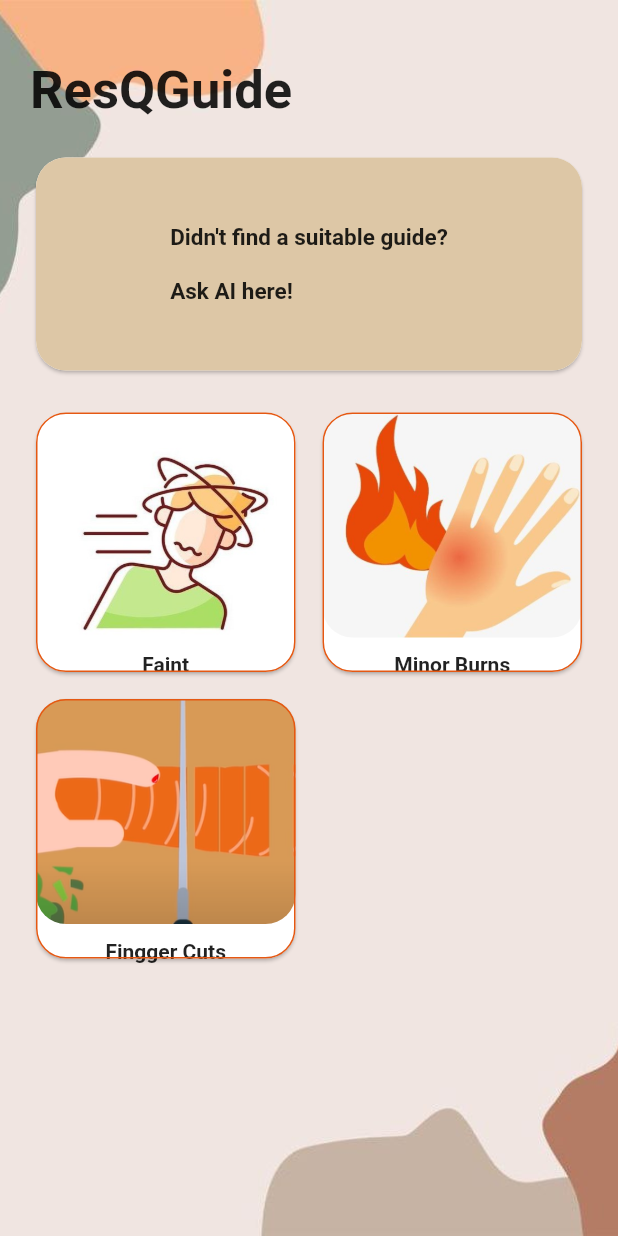
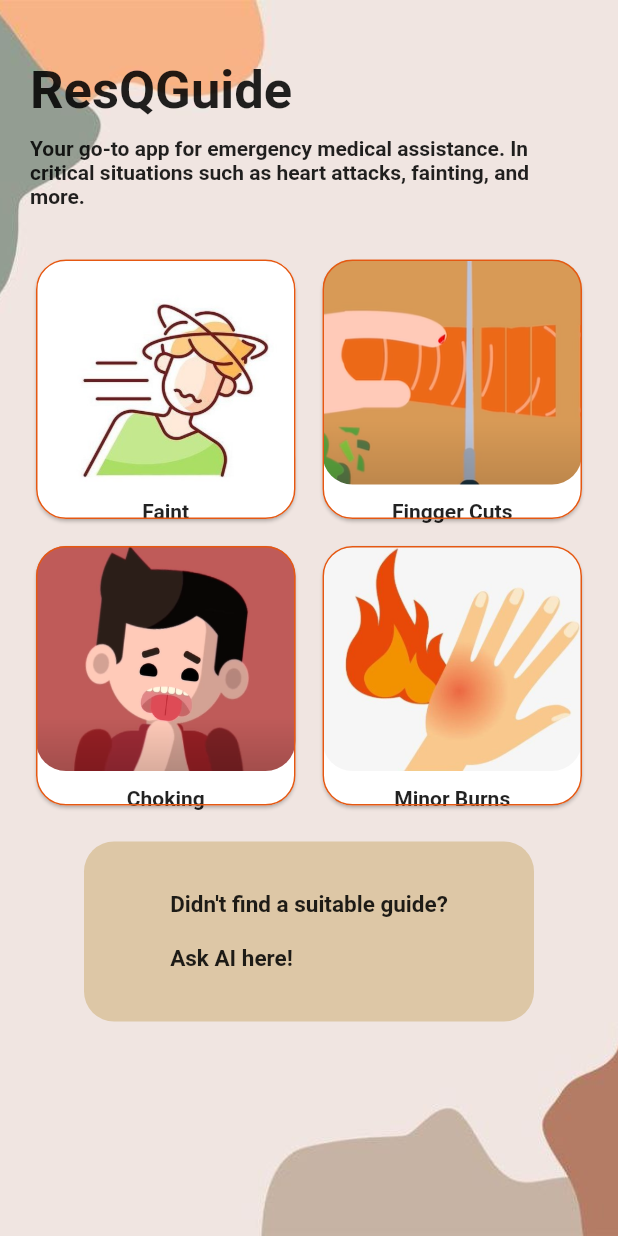
Before and after one commit to NgurahAp/ResQGuide, a Flutter app: the HomePage screen opened by its route, on a phone screen of 412 x 824 dp. Run offline on Flutter 3.47's test engine with Material 2 defaults, Android fonts, the light colour scheme and no system bars; our stand-ins replace shared_preferences; accounts and stored records are empty; Roboto replaces fonts that are missing (sfmono).

Commit message:
adding guide

```diff
--- a/lib/main.dart
+++ b/lib/main.dart
@@ -1,6 +1,7 @@
 import 'package:flutter/material.dart';
 import 'package:resq_guide/screen/ai/ai_screen.dart.dart';
 import 'package:resq_guide/screen/guide/burns.dart';
+import 'package:resq_guide/screen/guide/choking.dart';
 import 'package:resq_guide/screen/guide/cuts.dart';
 import 'package:resq_guide/screen/guide/faint.dart';
 import 'package:resq_guide/screen/home_screen.dart';
@@ -24,8 +25,9 @@ class MyApp extends StatelessWidget {
         '/home': (context) => const HomePage(),
         '/ai': (context) => const AIScreen(),
         '/guide0': (context) => const FaintPage(),
-        '/guide1': (context) => const BurnsPage(),
-        '/guide2': (context) => const CutsPage(),
+        '/guide1': (context) => const CutsPage(),
+        '/guide2': (context) => const ChokingPage(),
+        '/guide3': (context) => const BurnsPage(),
       },
     );
   }
--- a/lib/screen/home_screen.dart
+++ b/lib/screen/home_screen.dart
@@ -10,14 +10,16 @@ class HomePage extends StatefulWidget {
 class _HomePageState extends State<HomePage> {
   List<String> images = [
     'assets/image/listGuide/faint/faint.jpg',
+    'assets/image/listGuide/cuts/cuts.png',
+    'assets/image/listGuide/choking/choking.png',
     'assets/image/listGuide/burns/burnt.jpg',
-    'assets/image/listGuide/cuts/cuts.png',
   ];
 
   List<String> titles = [
     'Faint',
+    'Fingger Cuts',
+    'Choking',
     'Minor Burns',
-    'Fingger Cuts',
   ];
 
   @override
@@ -51,41 +53,15 @@ class _HomePageState extends State<HomePage> {
                       fontWeight: FontWeight.bold,
                     ),
                   ),
-                  const SizedBox(height: 20),
-                  GestureDetector(
-                    onTap: () {
-                      Navigator.pushNamed(context, '/ai');
-                    },
-                    child: SizedBox(
-                      width: double.infinity,
-                      height: 150,
-                      child: Card(
-                        shape: RoundedRectangleBorder(
-                          borderRadius: BorderRadius.circular(20),
-                        ),
-                        child: Container(
-                          decoration: BoxDecoration(
-                            color: const Color.fromARGB(255, 221, 199, 166),
-                            borderRadius: BorderRadius.circular(20),
-                          ),
-                          child: const Center(
-                            child: Padding(
-                              padding: EdgeInsets.all(16),
-                              child: Text(
-                                "Didn't find a suitable guide?\n\nAsk AI here!",
-                                style: TextStyle(
-                                  fontSize: 15,
-                                  fontWeight: FontWeight.w700,
-                                ),
-                                textAlign: TextAlign.left,
-                              ),
-                            ),
-                          ),
-                        ),
-                      ),
+                  const SizedBox(height: 10),
+                  const Text(
+                    'Your go-to app for emergency medical assistance. In critical situations such as heart attacks, fainting, and more.',
+                    style: TextStyle(
+                      fontSize: 14,
+                      fontWeight: FontWeight.w600,
                     ),
                   ),
-                  const SizedBox(height: 20),
+                  const SizedBox(height: 30),
                   GridView.builder(
                     shrinkWrap: true,
                     physics: const NeverScrollableScrollPhysics(),
@@ -133,6 +109,35 @@ class _HomePageState extends State<HomePage> {
                       );
                     },
                   ),
+                  const SizedBox(height: 20),
+                  Center(
+                    child: InkWell(
+                      onTap: () {
+                        Navigator.pushNamed(context, '/ai');
+                      },
+                      child: Container(
+                        width: 300,
+                        height: 120,
+                        decoration: BoxDecoration(
+                          color: const Color.fromARGB(255, 221, 199, 166),
+                          borderRadius: BorderRadius.circular(20),
+                        ),
+                        child: const Center(
+                          child: Padding(
+                            padding: EdgeInsets.all(16),
+                            child: Text(
+                              "Didn't find a suitable guide?\n\nAsk AI here!",
+                              style: TextStyle(
+                                fontSize: 15,
+                                fontWeight: FontWeight.w700,
+                              ),
+                              textAlign: TextAlign.left,
+                            ),
+                          ),
+                        ),
+                      ),
+                    ),
+                  ),
                 ],
               ),
             ),
--- a/pubspec.yaml
+++ b/pubspec.yaml
@@ -73,6 +73,7 @@ flutter:
     - assets/image/listGuide/faint/
     - assets/image/listGuide/burns/
     - assets/image/listGuide/cuts/
+    - assets/image/listGuide/choking/
 
   #   - images/a_dot_ham.jpeg
 
```
Also changed, not shown: lib/screen/guide/choking.dart (added, +130 -0 lines), assets/image/listGuide/choking/choking.png (added), assets/image/listGuide/choking/step1.png (added), assets/image/listGuide/choking/step2.png (added), assets/image/listGuide/choking/step3.png (added), 3 other files.
